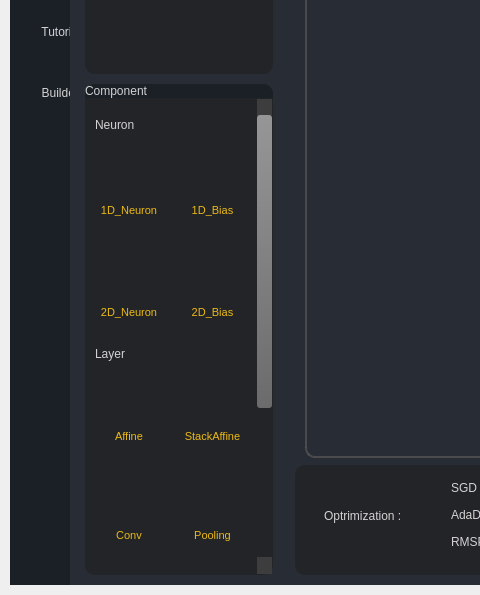
Old version of the form ui/GuiMainWindow.ui in the repository frankyiu/fyp_ANNBuilder; both pictures show x 0 to 480 and y 145 to 740 of the 1300 by 740 pixel window.
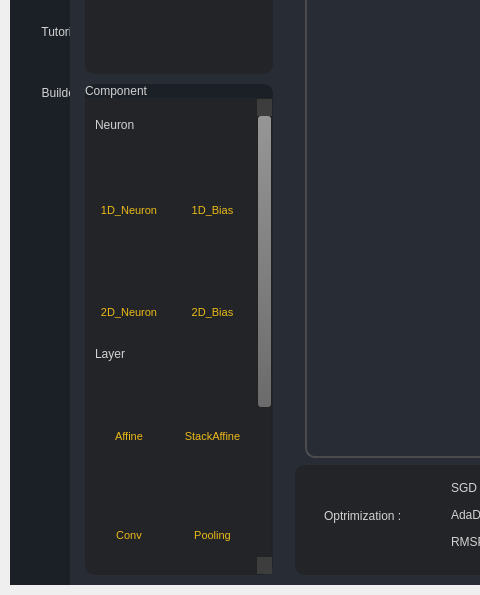
New version of the form. The open tabs and pages were chosen to show the change. Icons and pictures are not drawn. Custom widgets are drawn as their Qt base class.

Diff of the .ui file:
```diff
--- a/ui/GuiMainWindow.ui
+++ b/ui/GuiMainWindow.ui
@@ -1630,9 +1630,8 @@
 border:None;
 }
 
-QScrollBar:vertical{
-border:None;
-}
+
+
 
 </string>
                                </property>
```
Left out of the diff: 2 changed lines with no effect on the pictures.
